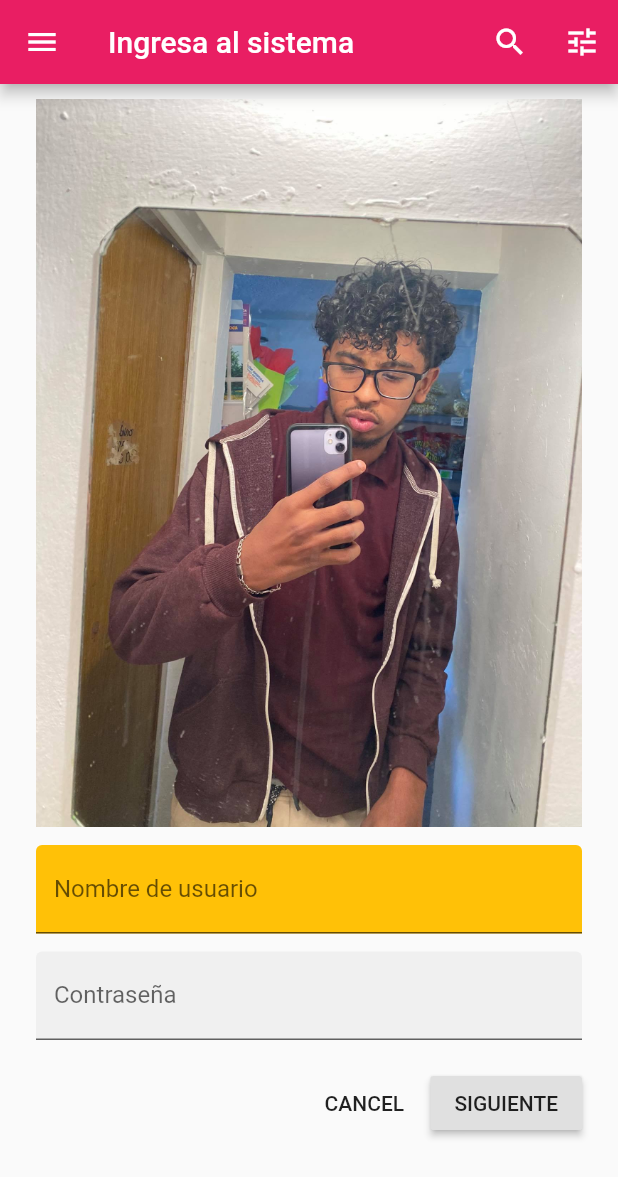
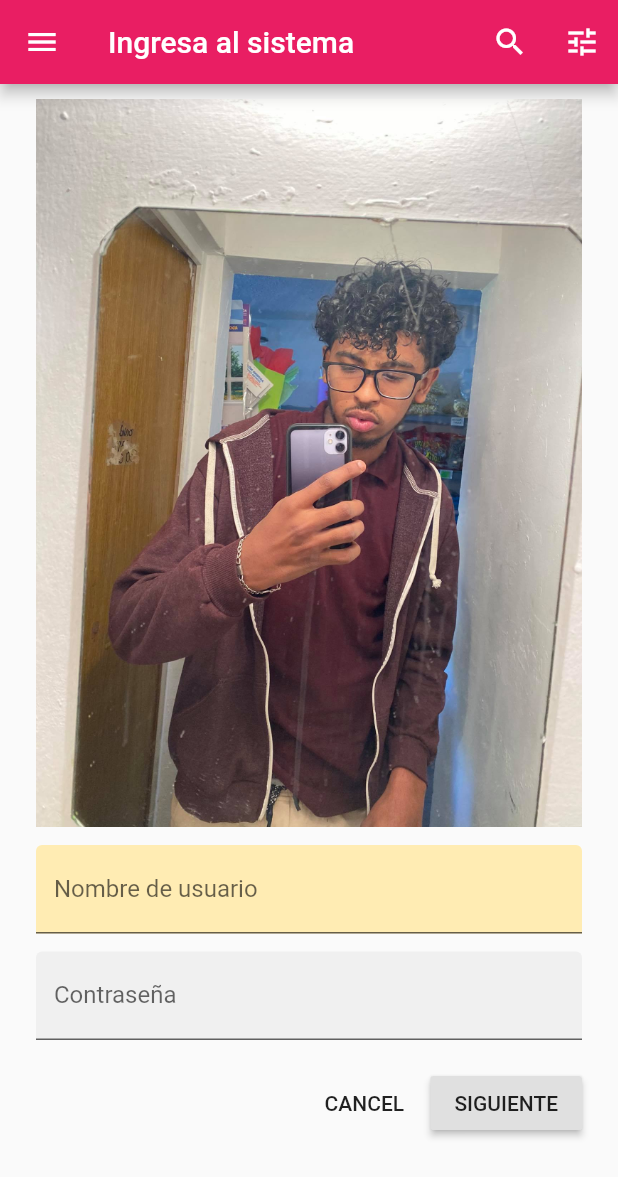
Before and after one commit to YahirS/loginSencillo, a Flutter app: the screen it shows after launch, on a phone screen of 412 x 824 dp. Shown: the top 1177 px of the screen. Run offline on Flutter 3.47's test engine with Material 2 defaults, Android fonts, the phone set to English and light mode, and no system bars.

```diff
--- a/lib/main.dart
+++ b/lib/main.dart
@@ -89,7 +89,7 @@ class _IngresoSistemaState extends State<IngresoSistema> {
                   TextField(
                     decoration: InputDecoration(
                       filled: true,
-                       fillColor: Colors.amber,
+                       fillColor: Colors.amber[100],
                       labelText: 'Nombre de usuario',
                     ),
                   ),
```
Also changed, not shown: 1 other file.
